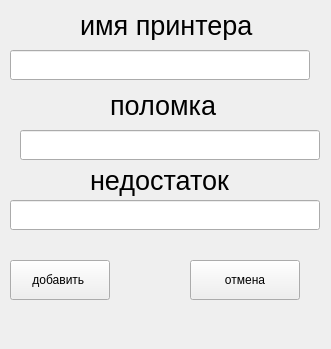
First picture: the form in cartridges/designer/add_Defective.ui, repository Petrov03566/Practika, before the edit.
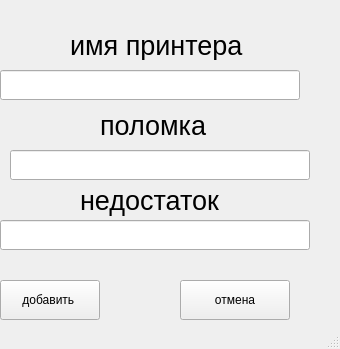
Second picture: the form after the edit.

```diff
--- a/cartridges/designer/add_Defective.ui
+++ b/cartridges/designer/add_Defective.ui
@@ -1,36 +1,24 @@
 <?xml version="1.0" encoding="UTF-8"?>
 <ui version="4.0">
- <class>Form</class>
- <widget class="QWidget" name="Form">
+ <class>MainWindow</class>
+ <widget class="QMainWindow" name="MainWindow">
   <property name="geometry">
    <rect>
     <x>0</x>
     <y>0</y>
-    <width>331</width>
+    <width>340</width>
     <height>349</height>
    </rect>
   </property>
   <property name="windowTitle">
    <string>Добавление данных неисправном </string>
   </property>
-  <widget class="QLabel" name="label">
-   <property name="geometry">
-    <rect>
-     <x>60</x>
-     <y>30</y>
-     <width>47</width>
-     <height>13</height>
-    </rect>
-   </property>
-   <property name="text">
-    <string/>
-   </property>
-  </widget>
+  <widget class="QWidget" name="centralwidget">
   <widget class="QLabel" name="label_2">
    <property name="geometry">
     <rect>
-     <x>80</x>
-     <y>10</y>
+      <x>70</x>
+      <y>30</y>
      <width>191</width>
      <height>30</height>
     </rect>
@@ -44,11 +32,34 @@
     <string>имя принтера</string>
    </property>
   </widget>
+   <widget class="QLineEdit" name="lineEdit_break">
+    <property name="geometry">
+     <rect>
+      <x>10</x>
+      <y>150</y>
+      <width>300</width>
+      <height>30</height>
+     </rect>
+    </property>
+   </widget>
+   <widget class="QPushButton" name="pushButton_cansel_pr">
+    <property name="geometry">
+     <rect>
+      <x>180</x>
+      <y>280</y>
+      <width>110</width>
+      <height>40</height>
+     </rect>
+    </property>
+    <property name="text">
+     <string>отмена</string>
+    </property>
+   </widget>
   <widget class="QLabel" name="label_3">
    <property name="geometry">
     <rect>
-     <x>110</x>
-     <y>90</y>
+      <x>100</x>
+      <y>110</y>
      <width>110</width>
      <height>30</height>
     </rect>
@@ -62,32 +73,25 @@
     <string>поломка</string>
    </property>
   </widget>
-  <widget class="QLineEdit" name="lineEdit_name_pr">
+   <widget class="QLabel" name="label">
    <property name="geometry">
     <rect>
-     <x>10</x>
+      <x>50</x>
      <y>50</y>
-     <width>300</width>
-     <height>30</height>
-    </rect>
-   </property>
-  </widget>
-  <widget class="QLineEdit" name="lineEdit_break">
-   <property name="geometry">
-    <rect>
-     <x>20</x>
-     <y>130</y>
-     <width>300</width>
-     <height>30</height>
-    </rect>
-   </property>
-  </widget>
-  <widget class="QLineEdit" name="lineEdit_flaw">
+      <width>47</width>
+      <height>13</height>
+     </rect>
+    </property>
+    <property name="text">
+     <string/>
+    </property>
+   </widget>
+   <widget class="QLineEdit" name="lineEdit_name_pr">
    <property name="geometry">
     <rect>
-     <x>10</x>
-     <y>200</y>
-     <width>310</width>
+      <x>0</x>
+      <y>70</y>
+      <width>300</width>
      <height>30</height>
     </rect>
    </property>
@@ -95,8 +99,8 @@
   <widget class="QLabel" name="label_4">
    <property name="geometry">
     <rect>
-     <x>90</x>
-     <y>160</y>
+      <x>80</x>
+      <y>180</y>
      <width>160</width>
      <height>40</height>
     </rect>
@@ -113,8 +117,8 @@
   <widget class="QPushButton" name="pushButton_add_pr">
    <property name="geometry">
     <rect>
-     <x>10</x>
-     <y>260</y>
+      <x>0</x>
+      <y>280</y>
      <width>100</width>
      <height>40</height>
     </rect>
@@ -123,19 +127,28 @@
     <string>добавить </string>
    </property>
   </widget>
-  <widget class="QPushButton" name="pushButton_cansel_pr">
+   <widget class="QLineEdit" name="lineEdit_flaw">
    <property name="geometry">
     <rect>
-     <x>190</x>
-     <y>260</y>
-     <width>110</width>
-     <height>40</height>
-    </rect>
-   </property>
-   <property name="text">
-    <string>отмена</string>
+      <x>0</x>
+      <y>220</y>
+      <width>310</width>
+      <height>30</height>
+     </rect>
+    </property>
+   </widget>
+  </widget>
+  <widget class="QMenuBar" name="menubar">
+   <property name="geometry">
+    <rect>
+     <x>0</x>
+     <y>0</y>
+     <width>340</width>
+     <height>21</height>
+    </rect>
    </property>
   </widget>
+  <widget class="QStatusBar" name="statusbar"/>
  </widget>
  <resources/>
  <connections/>
```
Left out of the diff: 2 changed lines with no effect on the pictures. Lines whose indentation alone changed are shown as unchanged.
